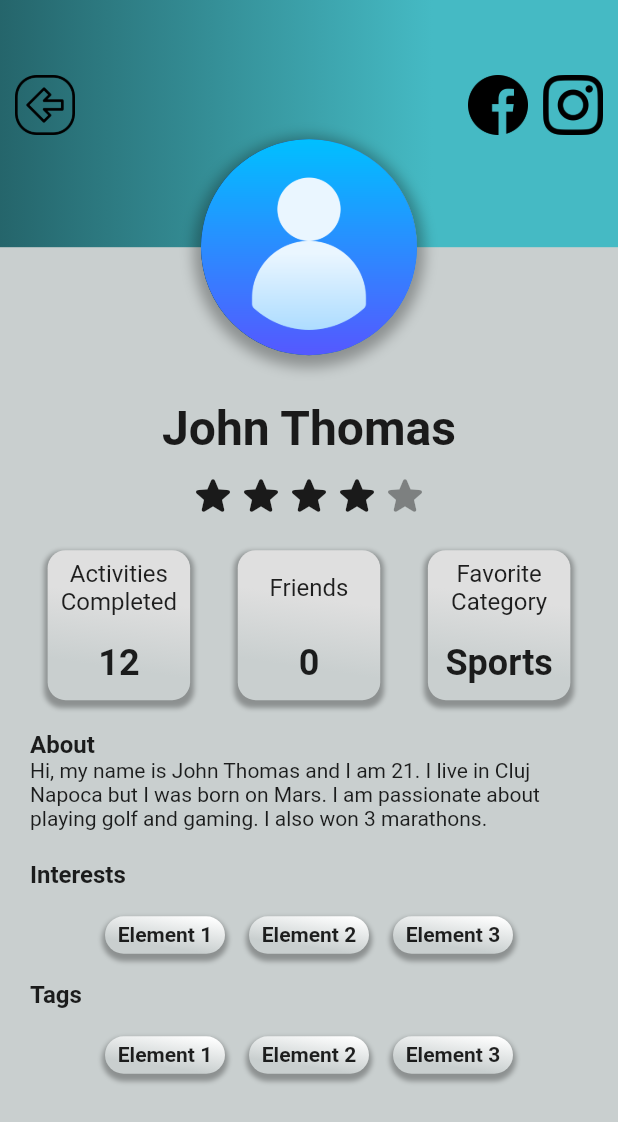
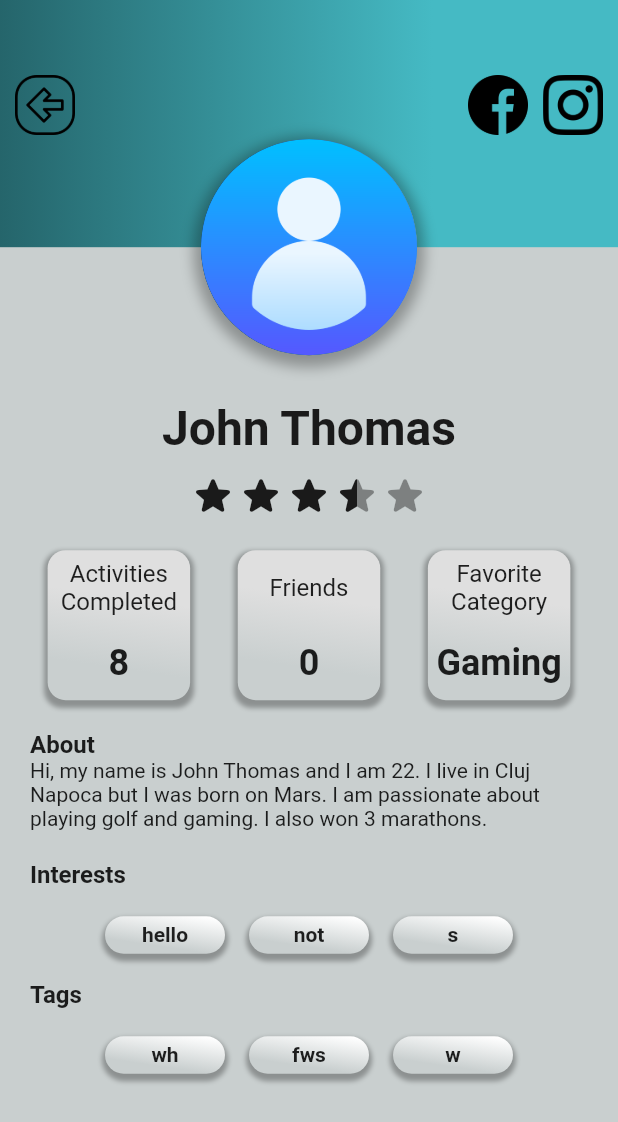
Before and after one commit to DPITmsg/ConnectWave-FE, a Flutter app: the screen it shows after launch, on a phone screen of 412 x 824 dp. Shown: the top 1122 px of the screen. Run offline on Flutter 3.47's test engine with Material 2 defaults, Android fonts, the phone set to English and light mode, and no system bars; drawn by our look-alikes of flutter_rating_bar; missing offline and left inert: dart:ffi.

Commit message:
more stuff
more stuff

```diff
--- a/lib/profilepage/cardsprofilestats.dart
+++ b/lib/profilepage/cardsprofilestats.dart
@@ -3,6 +3,7 @@ import 'package:flutter/material.dart';
 class CardProfile extends StatelessWidget {
   final String text;
   final String value;
+
 
   CardProfile(this.value, this.text);
 
--- a/lib/profilepage/profilepage.dart
+++ b/lib/profilepage/profilepage.dart
@@ -6,14 +6,22 @@ import 'awesomegradient.dart';
 import 'stars.dart';
 import 'cardsprofilestats.dart';
 import 'interestsortags.dart';
+import 'user.dart';
 import 'package:flutter_rating_bar/flutter_rating_bar.dart';
 
 
 class ProfilePage extends StatelessWidget {
-  String name = "John Thomas";
-  double rating = 4.0;
-  List<String> elementList = ['Element 1', 'Element 2', 'Element 3'];
-  String description = 'Hi, my name is John Thomas and I am 21. I live in Cluj Napoca but I was born on Mars. I am passionate about playing golf and gaming. I also won 3 marathons.';
+  User user_details = User(
+      name: 'John Thomas',
+      rating: 3.5,
+      activicompleted: 8,
+      friends: 0,
+      favcategory: 'Gaming',
+      about: 'Hi, my name is John Thomas and I am 22. I live in Cluj Napoca but I was born on Mars. I am passionate about playing golf and gaming. I also won 3 marathons.',
+      interests: ['hello', 'not', 's'],
+      tags: ['wh', 'fws', 'w']
+  );
+
 
   final AssetImage profilePic = const AssetImage('assets/profilepic2.png');
   ProfilePage({super.key});
@@ -38,17 +46,17 @@ class ProfilePage extends StatelessWidget {
                   AvatarContainer(profilePic),
                   Padding(
                     padding: EdgeInsets.fromLTRB(0, 30, 0, 10),
-                    child: Text(name, style: TextStyle(fontSize: 32, fontWeight: FontWeight.bold, color: Color(0xff1a1a1a))),
+                    child: Text(user_details.name, style: TextStyle(fontSize: 32, fontWeight: FontWeight.bold, color: Color(0xff1a1a1a))),
                   ),
-                  Stars(rating),
+                  Stars(user_details.rating),
                   Padding(
                     padding: EdgeInsets.fromLTRB(0, 20, 0, 0),
                     child: Row(
                       mainAxisAlignment: MainAxisAlignment.spaceEvenly,
                       children: [
-                        CardProfile('12', 'Activities Completed'),
-                        CardProfile('0', 'Friends'),
-                        CardProfile('Sports', 'Favorite Category'),
+                        CardProfile(user_details.activicompleted.toString(), 'Activities Completed'),
+                        CardProfile(user_details.friends.toString(), 'Friends'),
+                        CardProfile(user_details.favcategory, 'Favorite Category'),
                       ],
                     ),
                   ),
@@ -59,7 +67,7 @@ class ProfilePage extends StatelessWidget {
                         crossAxisAlignment: CrossAxisAlignment.start,
                         children: [
                           Text('About', style: TextStyle(fontWeight: FontWeight.bold, fontSize: 16)),
-                          Text(description)
+                          Text(user_details.about)
                         ],
                       ),
                     ),
@@ -70,7 +78,7 @@ class ProfilePage extends StatelessWidget {
                   ),
                   Padding(
                     padding: EdgeInsets.symmetric(horizontal: 10, vertical: 10),
-                    child: IntOrTags(elementList),
+                    child: IntOrTags(user_details.interests),
                   ),
                   Padding(
                     padding: EdgeInsets.fromLTRB(20, 0, 0, 0),
@@ -78,7 +86,7 @@ class ProfilePage extends StatelessWidget {
                   ),
                   Padding(
                     padding: EdgeInsets.symmetric(horizontal: 10, vertical: 10),
-                    child: IntOrTags(elementList),
+                    child: IntOrTags(user_details.tags),
                   ),
                 ],
               ),
@@ -103,7 +111,6 @@ class ProfilePage extends StatelessWidget {
                 )
             ),
           ],
-
         ),
       ),
     );
--- /dev/null
+++ b/lib/profilepage/user.dart
@@ -0,0 +1,55 @@
+class User {
+  String _name = '';
+  double _rating = 0;
+  int _activicompleted = 0;
+  int _friends = 0;
+  String _favcategory = '';
+  String _about = '';
+  List<String> _interests = [];
+  List<String> _tags = [];
+
+
+  User({
+    required name,
+    required rating,
+    required activicompleted,
+    required friends,
+    required favcategory,
+    required about,
+    required interests,
+    required tags}):_name = name, _rating = rating, _activicompleted = activicompleted, _friends = friends, _favcategory = favcategory, _about = about, _interests = interests, _tags = tags;
+
+  String get name => _name;
+  List<String> get tags => _tags;
+  List<String> get interests => _interests;
+  String get about => _about;
+  String get favcategory => _favcategory;
+  int get friends => _friends;
+  int get activicompleted => _activicompleted;
+  double get rating => _rating;
+
+  set tags(List<String> value) {
+    _tags = value;
+  }
+  set interests(List<String> value) {
+    _interests = value;
+  }
+  set about(String value) {
+    _about = value;
+  }
+  set favcategory(String value) {
+    _favcategory = value;
+  }
+  set friends(int value) {
+    _friends = value;
+  }
+  set activicompleted(int value) {
+    _activicompleted = value;
+  }
+  set rating(double value) {
+    _rating = value;
+  }
+  set name(String value) {
+    _name = value;
+  }
+}
```
